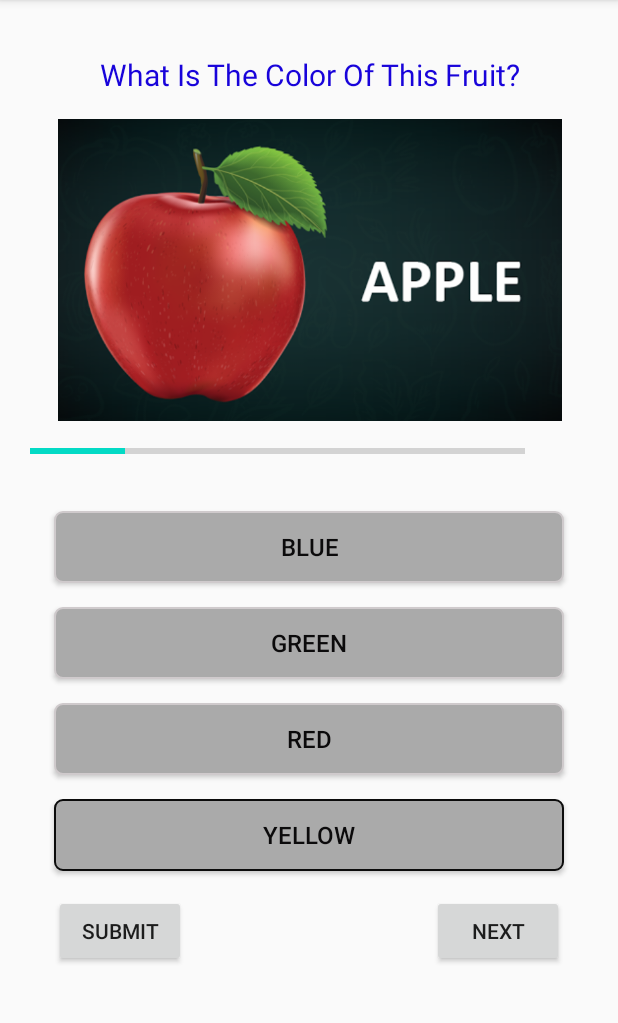
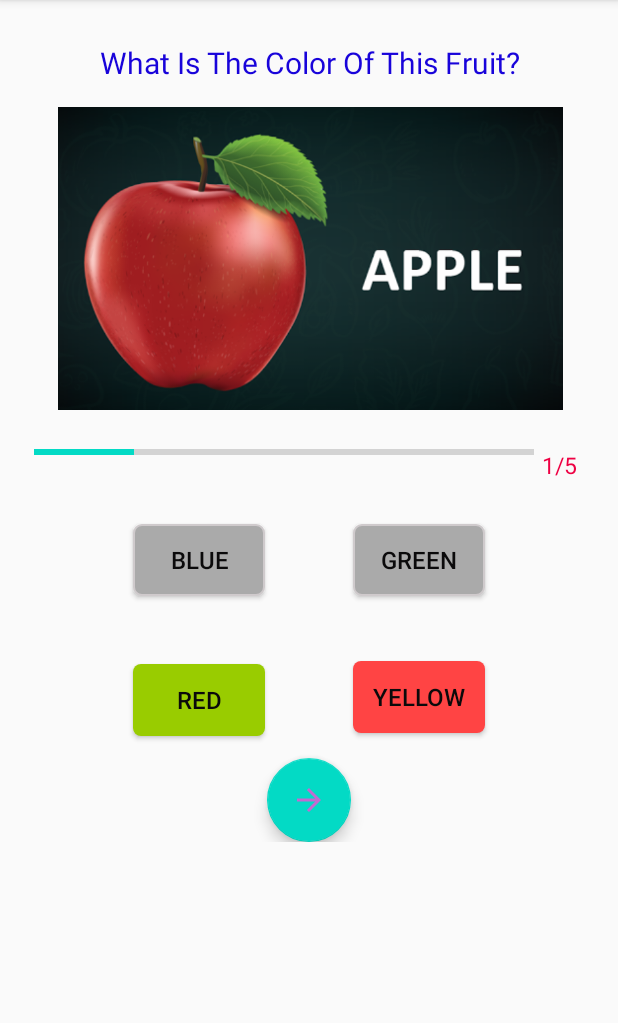
Before and after one commit to ghanavinodhini/QuizApplication, an Android app: the QuizQuestionActivity screen opened directly, with no data from a screen before it, after a tap on "YELLOW", on a phone screen of 412 x 824 dp, the part 84-1107 px from its top. Run offline under Robolectric (Android 15) with nearby library versions, the phone set to English and light mode, and no system bars; 3 other taps on this screen came first.

Commit message:
Implemented answer validation, added 'next' floating button in QuestionActivity

```diff
--- a/app/build.gradle
+++ b/app/build.gradle
@@ -30,6 +30,7 @@ dependencies {
     implementation 'androidx.core:core-ktx:1.3.1'
     implementation 'androidx.appcompat:appcompat:1.2.0'
     implementation 'androidx.constraintlayout:constraintlayout:2.0.1'
+    implementation 'com.google.android.material:material:1.2.1'
     testImplementation 'junit:junit:4.12'
     androidTestImplementation 'androidx.test.ext:junit:1.1.2'
     androidTestImplementation 'androidx.test.espresso:espresso-core:3.3.0'
--- a/app/src/main/java/com/example/quizpplication/Question.kt
+++ b/app/src/main/java/com/example/quizpplication/Question.kt
@@ -7,7 +7,7 @@ package com.example.quizpplication
                      val optionTwo:String? = null,
                      val optionThree:String? = null,
                      val optionFour:String? = null,
-                     val correctAnswer:Int? = 0)
+                     val correctAnswer:Int = 0)
 
 {
     fun getQuestions():ArrayList<Question>
--- a/app/src/main/java/com/example/quizpplication/QuizQuestionActivity.kt
+++ b/app/src/main/java/com/example/quizpplication/QuizQuestionActivity.kt
@@ -24,7 +24,6 @@ class QuizQuestionActivity : AppCompatActivity(),View.OnClickListener
 
         Log.d("!!!","In questions activity")
 
-       // val questionsList = Constants.getQuestions()
 
         val qDisplay = Question()
 
@@ -32,7 +31,6 @@ class QuizQuestionActivity : AppCompatActivity(),View.OnClickListener
 
         Log.d("!!!","No.of questions: ${myQuestionsList!!.size}")
 
-        //Log.d("!!!","${questionsList.size}")
 
        setQuestion()
 
@@ -43,8 +41,6 @@ class QuizQuestionActivity : AppCompatActivity(),View.OnClickListener
         optionThreeButton.setOnClickListener(this)
         optionFourButton.setOnClickListener(this)
 
-        //Adding Submit button
-        submitButton.setOnClickListener(this)
 
     }
 
@@ -92,34 +88,44 @@ class QuizQuestionActivity : AppCompatActivity(),View.OnClickListener
     }
 
     override fun onClick(v: View?) {
+
         when(v?.id)
         {
             //Adding Buttons choice part
-            R.id.optionOneButton->{selectedOptionsView(optionOneButton,1)}
-            R.id.optionTwoButton->{selectedOptionsView(optionTwoButton,2)}
-            R.id.optionThreeButton->{selectedOptionsView(optionThreeButton,3)}
-            R.id.optionFourButton->{selectedOptionsView(optionFourButton,4)}
-            //Adding Submit button part
-            R.id.submitButton->{}
+            R.id.optionOneButton->{selectedOptionValidate(optionOneButton,1)}
+            R.id.optionTwoButton->{selectedOptionValidate(optionTwoButton,2)}
+            R.id.optionThreeButton->{selectedOptionValidate(optionThreeButton,3)}
+            R.id.optionFourButton->{selectedOptionValidate(optionFourButton,4)}
+
         }
     }
 
-    fun answerDisplay(answer:Int,drawableView:Int)
+    fun answerDisplay(answer:Int)
     {
-        when(answer)
-        {
-            1->{optionOneButton.setBackgroundColor(R.drawable.correct_button_color)}
-            2->{}
-        }
+        Log.d("!!!","Inside answerDisplay function")
+       when(answer){
+           1->optionOneButton.background = ContextCompat.getDrawable(this,R.drawable.correct_button_color)
+           2->optionTwoButton.background = ContextCompat.getDrawable(this,R.drawable.correct_button_color)
+           3->optionThreeButton.background = ContextCompat.getDrawable(this,R.drawable.correct_button_color)
+           4->optionFourButton.background = ContextCompat.getDrawable(this,R.drawable.correct_button_color)
+       }
+
+
     }
 
-    fun selectedOptionsView(selectedBtn:Button,selectedOptionNumber:Int)
+    fun selectedOptionValidate(selectedBtn:Button,selectedOptionNumber:Int)
     {
-        Log.d("!!!","Inside selectedOptionsView function")
+        val currentQuestionValidate = myQuestionsList!!.get(myCurrentQuestion-1)
         //Set all other options default
         defaultOptionsView()
         mySelectedOptionPosition = selectedOptionNumber
-        //to set selected border for selected button choice
-        selectedBtn.background = ContextCompat.getDrawable(this,R.drawable.selected_option_border_bg)
+
+        if(selectedOptionNumber==currentQuestionValidate.correctAnswer)
+            selectedBtn.background = ContextCompat.getDrawable(this,R.drawable.correct_button_color)
+        else{
+            selectedBtn.background = ContextCompat.getDrawable(this,R.drawable.wrong_buton_color)
+            answerDisplay(currentQuestionValidate.correctAnswer)
+        }
+
     }
 }
--- /dev/null
+++ b/app/src/main/res/drawable/arrow_next.xml
@@ -0,0 +1,5 @@
+<vector android:height="80dp" android:tint="#C26AD1"
+    android:viewportHeight="24" android:viewportWidth="24"
+    android:width="80dp" xmlns:android="http://schemas.android.com/apk/res/android">
+    <path android:fillColor="@android:color/white" android:pathData="M12,4l-1.41,1.41L16.17,11H4v2h12.17l-5.58,5.59L12,20l8,-8z"/>
+</vector>
--- a/app/src/main/res/layout/activity_quiz_question.xml
+++ b/app/src/main/res/layout/activity_quiz_question.xml
@@ -1,15 +1,11 @@
 <?xml version="1.0" encoding="utf-8"?>
 
-<ScrollView xmlns:android="http://schemas.android.com/apk/res/android"
+<androidx.constraintlayout.widget.ConstraintLayout xmlns:android="http://schemas.android.com/apk/res/android"
     xmlns:app="http://schemas.android.com/apk/res-auto"
     xmlns:tools="http://schemas.android.com/tools"
-    android:layout_height="wrap_content"
-    android:layout_width="match_parent">
-
-<androidx.constraintlayout.widget.ConstraintLayout
     android:layout_width="match_parent"
     android:layout_height="wrap_content"
-    android:padding = "20dp"
+    android:padding="20dp"
     tools:context=".QuizQuestionActivity">
 
     <TextView
@@ -17,7 +13,7 @@
         android:layout_width="wrap_content"
         android:layout_height="wrap_content"
         android:layout_marginStart="16dp"
-    android:layout_marginTop="16dp"
+        android:layout_marginTop="8dp"
         android:layout_marginEnd="16dp"
         android:text="@string/question_textview"
         android:textAlignment="center"
@@ -29,8 +25,8 @@
 
     <ImageView
         android:id="@+id/qv_imageView"
-    android:layout_width="393dp"
-    android:layout_height="201dp"
+        android:layout_width="395dp"
+        android:layout_height="202dp"
         android:layout_marginStart="16dp"
         android:layout_marginTop="16dp"
         android:layout_marginEnd="16dp"
@@ -39,20 +35,20 @@
         app:layout_constraintStart_toStartOf="parent"
         app:layout_constraintTop_toBottomOf="@+id/questionTextView" />
 
+    <!--Adding Options buttons-->
+
     <ProgressBar
         android:id="@+id/progressBar"
-    style ="?android:attr/progressBarStyleHorizontal"
+        style="?android:attr/progressBarStyleHorizontal"
         android:layout_width="333dp"
         android:layout_height="wrap_content"
         android:layout_marginStart="16dp"
-    android:layout_marginTop="12dp"
-    android:layout_marginEnd="12dp"
+        android:layout_marginTop="20dp"
         android:layout_weight="1"
         android:indeterminate="false"
         android:max="5"
         android:progress="0"
         app:layout_constraintEnd_toStartOf="@+id/progressTextView"
-    app:layout_constraintHorizontal_bias="0.125"
         app:layout_constraintStart_toStartOf="parent"
         app:layout_constraintTop_toBottomOf="@+id/qv_imageView" />
 
@@ -60,27 +56,72 @@
         android:id="@+id/progressTextView"
         android:layout_width="wrap_content"
         android:layout_height="wrap_content"
-    android:layout_marginTop="13dp"
+        android:layout_marginTop="40dp"
         android:layout_marginEnd="16dp"
-    android:layout_marginBottom="90dp"
         android:padding="5dp"
         android:textAlignment="center"
         android:textColor="#EE0043"
         android:textSize="15sp"
-    app:layout_constraintBottom_toTopOf="@+id/optionOneButton"
+        app:layout_constraintBottom_toBottomOf="parent"
         app:layout_constraintEnd_toEndOf="parent"
         app:layout_constraintStart_toEndOf="@+id/progressBar"
-    app:layout_constraintTop_toBottomOf="@+id/qv_imageView"
-    app:layout_constraintVertical_bias="0.064"
-    tools:text="0/5" />
-
-    <!--Adding Options buttons-->
+        app:layout_constraintTop_toTopOf="parent"
+        app:layout_constraintVertical_bias="0.498"
+        tools:text="@string/progrssBar_text" />
 
     <Button
         android:id="@+id/optionOneButton"
-        android:layout_width="match_parent"
+        android:layout_width="wrap_content"
         android:layout_height="wrap_content"
         android:layout_marginStart="16dp"
+        android:layout_marginTop="40dp"
+        android:background="@drawable/option_border_bg"
+        android:padding="10dp"
+        android:textAlignment="center"
+        android:textColor="#0B0A0B"
+        android:textSize="16sp"
+        app:layout_constraintEnd_toStartOf="@+id/optionTwoButton"
+        app:layout_constraintStart_toStartOf="parent"
+        app:layout_constraintTop_toBottomOf="@+id/progressBar" />
+
+    <Button
+        android:id="@+id/optionTwoButton"
+        android:layout_width="wrap_content"
+        android:layout_height="wrap_content"
+        android:layout_marginStart="5dp"
+        android:layout_marginTop="40dp"
+        android:layout_marginEnd="16dp"
+        android:background="@drawable/option_border_bg"
+        android:padding="10dp"
+        android:textAlignment="center"
+        android:textColor="#0B0A0B"
+        android:textSize="16sp"
+        app:layout_constraintEnd_toEndOf="parent"
+        app:layout_constraintStart_toEndOf="@+id/optionOneButton"
+        app:layout_constraintTop_toBottomOf="@+id/progressBar" />
+
+    <Button
+        android:id="@+id/optionThreeButton"
+        android:layout_width="wrap_content"
+        android:layout_height="wrap_content"
+        android:layout_marginStart="16dp"
+        android:layout_marginTop="32dp"
+        android:background="@drawable/option_border_bg"
+        android:padding="10dp"
+        android:textAlignment="center"
+        android:textColor="#0B0A0B"
+        android:textSize="16sp"
+        app:layout_constraintBottom_toBottomOf="parent"
+        app:layout_constraintEnd_toStartOf="@+id/optionFourButton"
+        app:layout_constraintStart_toStartOf="parent"
+        app:layout_constraintTop_toBottomOf="@+id/optionOneButton"
+        app:layout_constraintVertical_bias="0.16" />
+
+    <Button
+        android:id="@+id/optionFourButton"
+        android:layout_width="wrap_content"
+        android:layout_height="wrap_content"
+        android:layout_marginStart="5dp"
         android:layout_marginTop="32dp"
         android:layout_marginEnd="16dp"
         android:background="@drawable/option_border_bg"
@@ -88,87 +129,25 @@
         android:textAlignment="center"
         android:textColor="#0B0A0B"
         android:textSize="16sp"
+        app:layout_constraintBottom_toBottomOf="parent"
         app:layout_constraintEnd_toEndOf="parent"
-        app:layout_constraintStart_toStartOf="parent"
-        app:layout_constraintTop_toBottomOf="@+id/progressBar" />
+        app:layout_constraintStart_toEndOf="@+id/optionThreeButton"
+        app:layout_constraintTop_toBottomOf="@+id/optionTwoButton"
+        app:layout_constraintVertical_bias="0.132" />
 
-    <Button
-        android:id = "@+id/optionTwoButton"
-        android:layout_width="match_parent"
-        android:layout_height="wrap_content"
-        android:layout_marginStart="16dp"
-        android:layout_marginTop="16dp"
-        android:layout_marginEnd="16dp"
-        android:background="@drawable/option_border_bg"
-        android:padding="10dp"
-        android:textAlignment="center"
-        android:textColor="#0B0A0B"
-        android:textSize="16sp"
-        app:layout_constraintEnd_toEndOf="parent"
-        app:layout_constraintStart_toStartOf="parent"
-        app:layout_constraintTop_toBottomOf="@+id/optionOneButton"/>
-
-    <Button
-        android:id="@+id/optionThreeButton"
-        android:layout_width="match_parent"
-        android:layout_height="wrap_content"
-        android:layout_marginStart="16dp"
-        android:layout_marginTop="16dp"
-        android:layout_marginEnd="16dp"
-        android:background="@drawable/option_border_bg"
-        android:padding="10dp"
-        android:textAlignment="center"
-        android:textColor="#0B0A0B"
-        android:textSize="16sp"
-        app:layout_constraintEnd_toEndOf="parent"
-        app:layout_constraintStart_toStartOf="parent"
-        app:layout_constraintTop_toBottomOf="@+id/optionTwoButton"/>
-
-    <Button
-        android:id = "@+id/optionFourButton"
-        android:layout_width="match_parent"
-        android:layout_height="wrap_content"
-        android:layout_marginStart="16dp"
-        android:layout_marginTop="16dp"
-        android:layout_marginEnd="16dp"
-        android:background="@drawable/option_border_bg"
-        android:padding="10dp"
-        android:textAlignment="center"
-        android:textColor="#0B0A0B"
-        android:textSize="16sp"
-        app:layout_constraintEnd_toEndOf="parent"
-        app:layout_constraintStart_toStartOf="parent"
-        app:layout_constraintTop_toBottomOf="@+id/optionThreeButton"/>
-
-    <Button
-    android:id="@+id/submitButton"
+    <com.google.android.material.floatingactionbutton.FloatingActionButton
+        android:id="@+id/next_floatButton"
         android:layout_width="wrap_content"
         android:layout_height="wrap_content"
-    android:layout_marginStart="16dp"
-    android:layout_marginTop="16dp"
-    android:layout_marginBottom="16dp"
-    android:text="@string/submit_button"
-    app:layout_constraintBottom_toBottomOf="parent"
+        android:layout_marginTop="196dp"
+        android:clickable="true"
+        app:backgroundTint="@color/colorAccent"
+        app:fabSize="normal"
+        app:layout_constraintEnd_toEndOf="parent"
+        app:layout_constraintHorizontal_bias="0.499"
         app:layout_constraintStart_toStartOf="parent"
-    app:layout_constraintTop_toBottomOf="@+id/optionFourButton"
-    app:layout_constraintVertical_bias="0.0" />
-
-<Button
-    android:id="@+id/nextButton"
-    android:layout_width="wrap_content"
-    android:layout_height="wrap_content"
-    android:layout_marginStart="16dp"
-    android:layout_marginTop="16dp"
-    android:layout_marginEnd="16dp"
-    android:layout_marginBottom="16dp"
-    android:text="@string/next_button"
-    app:layout_constraintBottom_toBottomOf="parent"
-    app:layout_constraintEnd_toEndOf="parent"
-    app:layout_constraintHorizontal_bias="1.0"
-    app:layout_constraintStart_toEndOf="@+id/submitButton"
-    app:layout_constraintTop_toBottomOf="@+id/optionFourButton"
-    app:layout_constraintVertical_bias="0.008" />
+        app:layout_constraintTop_toBottomOf="@+id/progressBar"
+        app:srcCompat="@drawable/arrow_next" />
 
 
 </androidx.constraintlayout.widget.ConstraintLayout>
-    </ScrollView>
--- a/app/src/main/res/values/strings.xml
+++ b/app/src/main/res/values/strings.xml
@@ -4,6 +4,7 @@
     <string name="start_button">START</string>
     <string name="welcome_textview">! WELCOME !</string>
     <string name="question_textview">What Is The Color Of This Fruit?</string>
+    <string name="progrssBar_text">0/5</string>
     <string name="submit_button">SUBMIT</string>
     <string name="next_button">NEXT</string>
 </resources>
```
Lines whose indentation alone changed are shown as unchanged.
